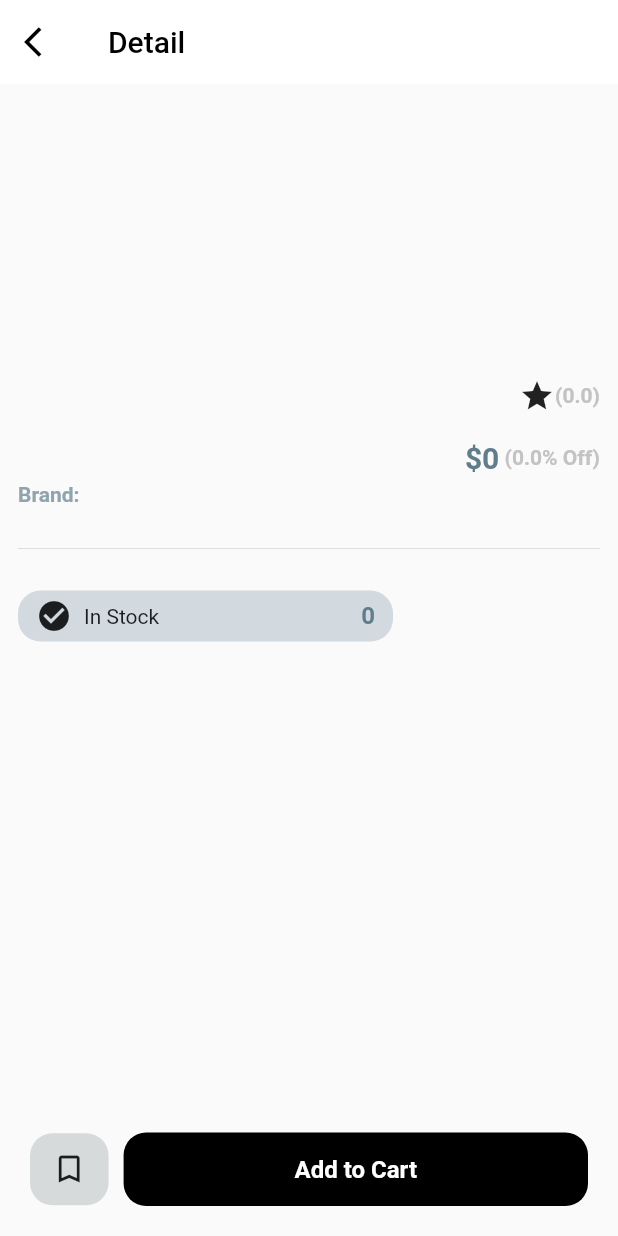
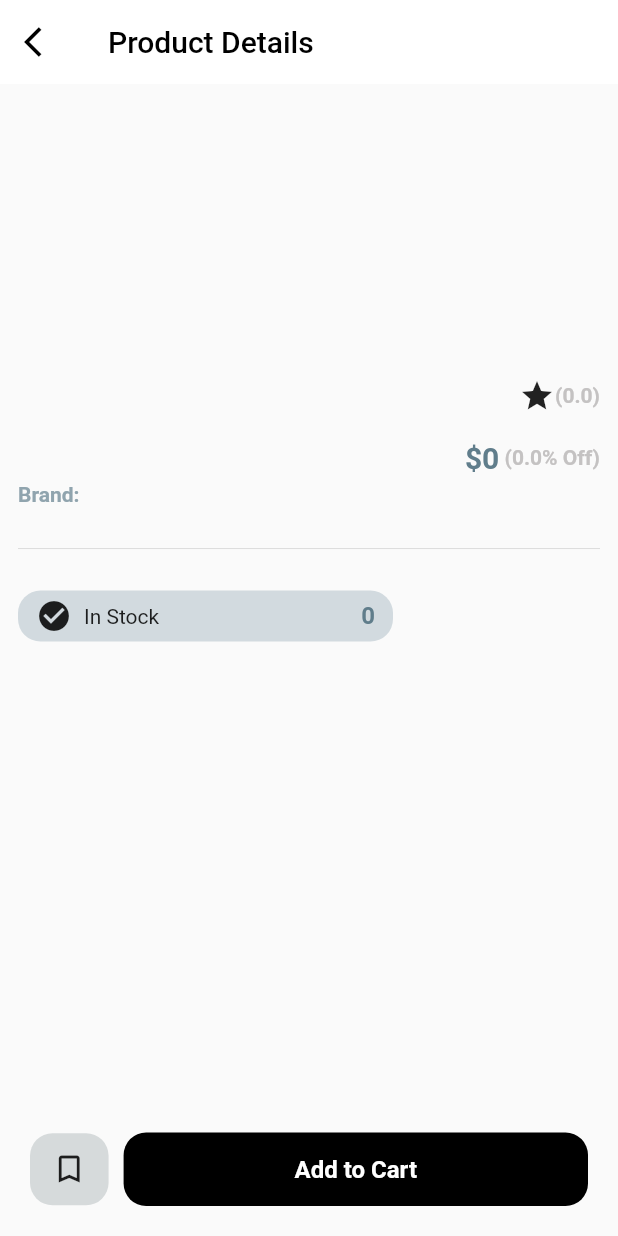
Before and after one commit to whoissharif/product-gallery, a Flutter app: the ProductDetail screen opened directly with empty values, on a phone screen of 412 x 824 dp. Run offline on Flutter 3.47's test engine with Material 2 defaults, Android fonts, the phone set to English and light mode, and no system bars; drawn by our look-alikes of carousel_slider; our stand-ins replace cached_network_image, get; network calls fail.

Commit message:
string constants extracted

```diff
--- /dev/null
+++ b/lib/constants/string_constants.dart
@@ -0,0 +1,14 @@
+class StringConstants {
+  static const appTitle = 'Product Gallery';
+  static const homeString = 'Home';
+  static const exploreString = 'Explore';
+  static const addString = 'Add';
+  static const inboxString = 'Inbox';
+  static const shopString = 'Shop';
+  static const productDetailString = 'Product Details';
+  static const inStock = 'In Stock';
+  static const addToCart = 'Add to Cart';
+  static const follow = 'Follow';
+  static const viewPost = 'View Post';
+  static const searchHint = 'Search..';
+}
--- a/lib/main.dart
+++ b/lib/main.dart
@@ -1,6 +1,8 @@
 import 'package:flutter/material.dart';
 import 'package:get/get.dart';
+import 'package:product_gallery/constants/string_constants.dart';
 import 'package:product_gallery/views/screens/nav_screen.dart';
+
 void main() {
   runApp(const MyApp());
 }
@@ -11,7 +13,7 @@ class MyApp extends StatelessWidget {
   @override
   Widget build(BuildContext context) {
     return GetMaterialApp(
-      title: 'Product Gallery',
+      title: StringConstants.appTitle,
       debugShowCheckedModeBanner: false,
       theme: ThemeData(
         primarySwatch: Colors.blue,
--- a/lib/views/screens/product_detail.dart
+++ b/lib/views/screens/product_detail.dart
@@ -1,4 +1,5 @@
 import 'package:flutter/material.dart';
+import 'package:product_gallery/constants/string_constants.dart';
 import 'package:product_gallery/models/product_model.dart';
 import '../widgets/detail_content.dart';
 import '../widgets/product_detail_bottom_sheet.dart';
@@ -25,7 +26,7 @@ class ProductDetail extends StatelessWidget {
             )),
         backgroundColor: Colors.white,
         title: const Text(
-          'Detail',
+          StringConstants.productDetailString,
           style: TextStyle(color: Colors.black),
         ),
       ),
--- a/lib/views/widgets/detail_content.dart
+++ b/lib/views/widgets/detail_content.dart
@@ -1,4 +1,5 @@
 import 'package:flutter/material.dart';
+import 'package:product_gallery/constants/string_constants.dart';
 
 import '../../constants/style_constants.dart';
 import '../../models/product_model.dart';
@@ -99,7 +100,7 @@ class DetailContent extends StatelessWidget {
                       const SizedBox(
                         width: 8,
                       ),
-                      const Text('In Stock'),
+                      const Text(StringConstants.inStock),
                       const Spacer(),
                       Text(
                         product.stock.toString(),
--- a/lib/views/widgets/product_detail_bottom_sheet.dart
+++ b/lib/views/widgets/product_detail_bottom_sheet.dart
@@ -1,4 +1,5 @@
 import 'package:flutter/material.dart';
+import 'package:product_gallery/constants/string_constants.dart';
 
 class ProductDetailBottomSheet extends StatelessWidget {
   const ProductDetailBottomSheet({
@@ -35,7 +36,7 @@ class ProductDetailBottomSheet extends StatelessWidget {
               right: 20,
             ),
             child: const Text(
-              'Add to Cart',
+              StringConstants.addToCart,
               textAlign: TextAlign.center,
               style: TextStyle(
                   color: Colors.white,
--- a/lib/views/widgets/product_dialog.dart
+++ b/lib/views/widgets/product_dialog.dart
@@ -1,5 +1,6 @@
 import 'package:cached_network_image/cached_network_image.dart';
 import 'package:flutter/material.dart';
+import 'package:product_gallery/constants/string_constants.dart';
 import 'package:product_gallery/views/screens/product_detail.dart';
 import '../../models/product_model.dart';
 
@@ -64,7 +65,7 @@ class ProductDialog extends StatelessWidget {
                         width: 8,
                       ),
                       Text(
-                        'Follow',
+                        StringConstants.follow,
                         style: TextStyle(
                             color: Colors.red, fontWeight: FontWeight.bold),
                       ),
@@ -110,7 +111,7 @@ class ProductDialog extends StatelessWidget {
                       borderRadius: BorderRadius.circular(12)),
                   child: const Center(
                     child: Text(
-                      'View Post',
+                      StringConstants.viewPost,
                       style: TextStyle(fontWeight: FontWeight.bold),
                     ),
                   ),
--- a/lib/views/widgets/product_item.dart
+++ b/lib/views/widgets/product_item.dart
@@ -1,5 +1,6 @@
 import 'package:cached_network_image/cached_network_image.dart';
 import 'package:flutter/material.dart';
+import 'package:product_gallery/constants/string_constants.dart';
 import 'package:product_gallery/constants/style_constants.dart';
 import 'package:product_gallery/models/product_model.dart';
 import 'package:product_gallery/views/screens/product_detail.dart';
@@ -130,7 +131,7 @@ class _ProductItemState extends State<ProductItem> {
                         ),
                         child: Center(
                           child: Text(
-                            'Add To Cart',
+                            StringConstants.addToCart,
                             style: TextStyle(
                                 fontWeight: FontWeight.bold,
                                 color: Colors.white,
@@ -153,7 +154,7 @@ class _ProductItemState extends State<ProductItem> {
                         const EdgeInsets.symmetric(vertical: 1, horizontal: 3),
                     child: const FittedBox(
                       child: Text(
-                        'In stock',
+                        StringConstants.inStock,
                         style: TextStyle(color: Colors.white, fontSize: 9),
                       ),
                     ),
--- a/lib/views/widgets/product_search_bar.dart
+++ b/lib/views/widgets/product_search_bar.dart
@@ -1,4 +1,5 @@
 import 'package:flutter/material.dart';
+import 'package:product_gallery/constants/string_constants.dart';
 
 import '../../controllers/product_controller.dart';
 
@@ -18,7 +19,7 @@ class ProductSearchBar extends StatelessWidget {
         onChanged: (value) => productController.searchProduct(value),
         style: const TextStyle(fontSize: 15),
         decoration: InputDecoration(
-          hintText: 'Search in Swepexyz..',
+          hintText: StringConstants.searchHint,
           hintStyle: const TextStyle(color: Color.fromARGB(255, 121, 120, 120)),
           contentPadding: const EdgeInsets.all(10),
           filled: true,
```
Also changed, not shown: lib/views/screens/nav_screen.dart (+12 -7 lines), lib/views/screens/shop_screen.dart (+8 -6 lines).
